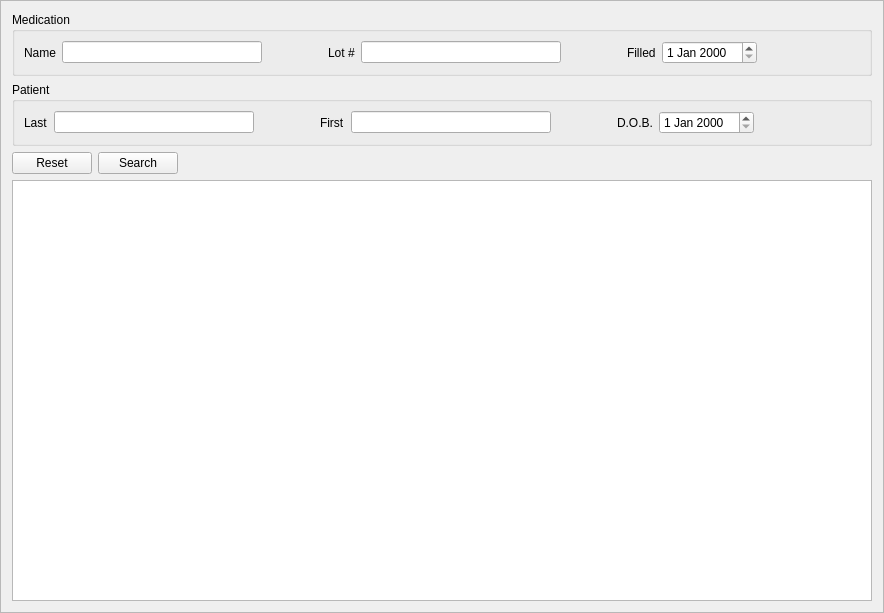
The window that mtrack/prescriptionsframe.ui (kyledevans/Medicine-Track) describes before a commit, drawn with Qt 5.
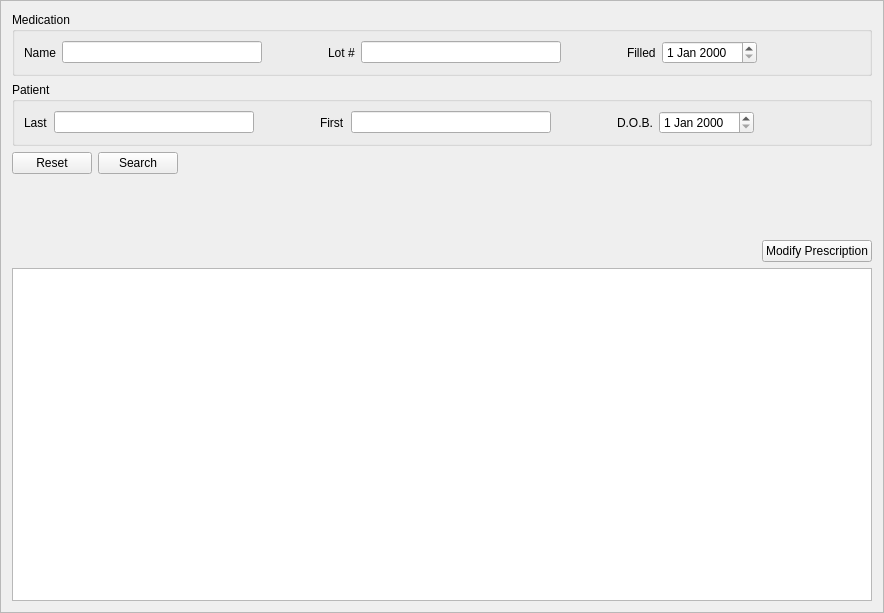
The same window after the commit.

Commit message: Put all the UI's together. 	modified:   mtrack/mainwindow.cpp 	modified:   mtrack/medicationsframe.ui 	modified:   mtrack/prescriptionsframe.ui

Patch:
```diff
--- a/mtrack/prescriptionsframe.ui
+++ b/mtrack/prescriptionsframe.ui
@@ -271,6 +271,46 @@
      </item>
     </layout>
    </item>
+   <item>
+    <spacer name="verticalSpacer">
+     <property name="orientation">
+      <enum>Qt::Vertical</enum>
+     </property>
+     <property name="sizeType">
+      <enum>QSizePolicy::Fixed</enum>
+     </property>
+     <property name="sizeHint" stdset="0">
+      <size>
+       <width>20</width>
+       <height>60</height>
+      </size>
+     </property>
+    </spacer>
+   </item>
+   <item>
+    <layout class="QHBoxLayout" name="horizontalLayout_3">
+     <item>
+      <spacer name="horizontalSpacer_8">
+       <property name="orientation">
+        <enum>Qt::Horizontal</enum>
+       </property>
+       <property name="sizeHint" stdset="0">
+        <size>
+         <width>40</width>
+         <height>20</height>
+        </size>
+       </property>
+      </spacer>
+     </item>
+     <item>
+      <widget class="QPushButton" name="modifyPrescriptionButton">
+       <property name="text">
+        <string>Modify Prescription</string>
+       </property>
+      </widget>
+     </item>
+    </layout>
+   </item>
    <item>
     <widget class="QTableView" name="resultTable"/>
    </item>
```
The commit also changes 2 other files.
